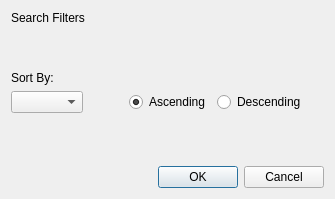
Before: the Qt Designer form src/forms/searchfilterdialog.ui in yunag/QLibraryManagementSystem, drawn with Qt 5.
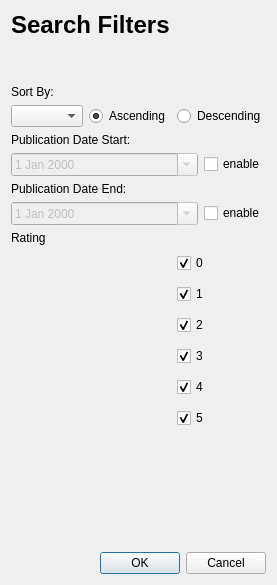
After: the same form once the commit is applied. Custom widgets are drawn as their Qt base class.

```diff
--- a/src/forms/searchfilterdialog.ui
+++ b/src/forms/searchfilterdialog.ui
@@ -6,8 +6,8 @@
    <rect>
     <x>0</x>
     <y>0</y>
-    <width>335</width>
-    <height>199</height>
+    <width>265</width>
+    <height>585</height>
    </rect>
   </property>
   <property name="windowTitle">
@@ -16,6 +16,12 @@
   <layout class="QVBoxLayout" name="verticalLayout">
    <item>
     <widget class="QLabel" name="searchFiltersLabel">
+     <property name="font">
+      <font>
+       <pointsize>18</pointsize>
+       <bold>true</bold>
+      </font>
+     </property>
      <property name="text">
       <string>Search Filters</string>
      </property>
@@ -27,7 +33,7 @@
       <enum>Qt::Vertical</enum>
      </property>
      <property name="sizeType">
-      <enum>QSizePolicy::Fixed</enum>
+      <enum>QSizePolicy::Maximum</enum>
      </property>
      <property name="sizeHint" stdset="0">
       <size>
@@ -45,7 +51,7 @@
     </widget>
    </item>
    <item>
-    <layout class="QHBoxLayout" name="horizontalLayout">
+    <layout class="QHBoxLayout" name="horizontalLayout" stretch="1,0,0">
      <item>
       <widget class="QComboBox" name="sortByComboBox">
        <property name="sizePolicy">
@@ -56,22 +62,6 @@
        </property>
       </widget>
      </item>
-     <item>
-      <spacer name="horizontalSpacer">
-       <property name="orientation">
-        <enum>Qt::Horizontal</enum>
-       </property>
-       <property name="sizeType">
-        <enum>QSizePolicy::Minimum</enum>
-       </property>
-       <property name="sizeHint" stdset="0">
-        <size>
-         <width>40</width>
-         <height>20</height>
-        </size>
-       </property>
-      </spacer>
-     </item>
      <item>
       <widget class="QRadioButton" name="ascRadioButton">
        <property name="sizePolicy">
@@ -104,15 +94,227 @@
        </property>
       </widget>
      </item>
+    </layout>
+   </item>
+   <item>
+    <widget class="QLabel" name="label">
+     <property name="text">
+      <string>Publication Date Start:</string>
+     </property>
+    </widget>
+   </item>
+   <item>
+    <layout class="QHBoxLayout" name="horizontalLayout_2" stretch="1,0">
      <item>
+      <widget class="QDateEdit" name="publicationDateStart">
+       <property name="enabled">
+        <bool>false</bool>
+       </property>
+       <property name="buttonSymbols">
+        <enum>QAbstractSpinBox::NoButtons</enum>
+       </property>
+       <property name="calendarPopup">
+        <bool>true</bool>
+       </property>
+      </widget>
+     </item>
+     <item>
+      <widget class="QCheckBox" name="publicationDateStartCheckBox">
+       <property name="text">
+        <string>enable</string>
+       </property>
+       <property name="checked">
+        <bool>false</bool>
+       </property>
+      </widget>
+     </item>
+    </layout>
+   </item>
+   <item>
+    <widget class="QLabel" name="label_2">
+     <property name="text">
+      <string>Publication Date End:</string>
+     </property>
+    </widget>
+   </item>
+   <item>
+    <layout class="QHBoxLayout" name="horizontalLayout_3" stretch="1,0">
+     <property name="spacing">
+      <number>6</number>
+     </property>
+     <item>
+      <widget class="QDateEdit" name="publicationDateEnd">
+       <property name="enabled">
+        <bool>false</bool>
+       </property>
+       <property name="calendarPopup">
+        <bool>true</bool>
+       </property>
+      </widget>
+     </item>
+     <item>
+      <widget class="QCheckBox" name="publicationDateEndCheckBox">
+       <property name="text">
+        <string>enable</string>
+       </property>
+      </widget>
+     </item>
+    </layout>
+   </item>
+   <item>
+    <widget class="QLabel" name="label_3">
+     <property name="text">
+      <string>Rating</string>
+     </property>
+    </widget>
+   </item>
+   <item>
+    <layout class="QGridLayout" name="gridLayout" columnstretch="0,0,0,0">
+     <property name="horizontalSpacing">
+      <number>8</number>
+     </property>
+     <item row="1" column="1" alignment="Qt::AlignRight">
+      <widget class="KRatingWidget" name="rating1" native="true">
+       <property name="minimumSize">
+        <size>
+         <width>100</width>
+         <height>25</height>
+        </size>
+       </property>
+      </widget>
+     </item>
+     <item row="5" column="2">
+      <widget class="QCheckBox" name="rating5_checkBox">
+       <property name="text">
+        <string>5</string>
+       </property>
+       <property name="checked">
+        <bool>true</bool>
+       </property>
+      </widget>
+     </item>
+     <item row="1" column="2">
+      <widget class="QCheckBox" name="rating1_checkBox">
+       <property name="text">
+        <string>1</string>
+       </property>
+       <property name="checked">
+        <bool>true</bool>
+       </property>
+      </widget>
+     </item>
+     <item row="3" column="2">
+      <widget class="QCheckBox" name="rating3_checkBox">
+       <property name="text">
+        <string>3</string>
+       </property>
+       <property name="checked">
+        <bool>true</bool>
+       </property>
+      </widget>
+     </item>
+     <item row="4" column="2">
+      <widget class="QCheckBox" name="rating4_checkBox">
+       <property name="text">
+        <string>4</string>
+       </property>
+       <property name="checked">
+        <bool>true</bool>
+       </property>
+      </widget>
+     </item>
+     <item row="3" column="1" alignment="Qt::AlignRight">
+      <widget class="KRatingWidget" name="rating3" native="true">
+       <property name="minimumSize">
+        <size>
+         <width>100</width>
+         <height>25</height>
+        </size>
+       </property>
+      </widget>
+     </item>
+     <item row="2" column="1" alignment="Qt::AlignRight">
+      <widget class="KRatingWidget" name="rating2" native="true">
+       <property name="minimumSize">
+        <size>
+         <width>100</width>
+         <height>25</height>
+        </size>
+       </property>
+      </widget>
+     </item>
+     <item row="2" column="2">
+      <widget class="QCheckBox" name="rating2_checkBox">
+       <property name="text">
+        <string>2</string>
+       </property>
+       <property name="checked">
+        <bool>true</bool>
+       </property>
+      </widget>
+     </item>
+     <item row="0" column="1" alignment="Qt::AlignRight">
+      <widget class="KRatingWidget" name="rating0" native="true">
+       <property name="minimumSize">
+        <size>
+         <width>100</width>
+         <height>25</height>
+        </size>
+       </property>
+      </widget>
+     </item>
+     <item row="4" column="1" alignment="Qt::AlignRight">
+      <widget class="KRatingWidget" name="rating4" native="true">
+       <property name="minimumSize">
+        <size>
+         <width>100</width>
+         <height>25</height>
+        </size>
+       </property>
+      </widget>
+     </item>
+     <item row="0" column="2">
+      <widget class="QCheckBox" name="rating0_checkBox">
+       <property name="text">
+        <string>0</string>
+       </property>
+       <property name="checked">
+        <bool>true</bool>
+       </property>
+      </widget>
+     </item>
+     <item row="0" column="0">
+      <spacer name="horizontalSpacer">
+       <property name="orientation">
+        <enum>Qt::Horizontal</enum>
+       </property>
+       <property name="sizeHint" stdset="0">
+        <size>
+         <width>0</width>
+         <height>10</height>
+        </size>
+       </property>
+      </spacer>
+     </item>
+     <item row="5" column="1" alignment="Qt::AlignRight">
+      <widget class="KRatingWidget" name="rating5" native="true">
+       <property name="minimumSize">
+        <size>
+         <width>100</width>
+         <height>25</height>
+        </size>
+       </property>
+      </widget>
+     </item>
+     <item row="0" column="3">
       <spacer name="horizontalSpacer_2">
        <property name="orientation">
         <enum>Qt::Horizontal</enum>
        </property>
        <property name="sizeHint" stdset="0">
         <size>
-         <width>40</width>
-         <height>20</height>
+         <width>0</width>
+         <height>10</height>
         </size>
        </property>
       </spacer>
@@ -144,6 +346,14 @@
    </item>
   </layout>
  </widget>
+ <customwidgets>
+  <customwidget>
+   <class>KRatingWidget</class>
+   <extends>QWidget</extends>
+   <header>kratingwidget.h</header>
+   <container>1</container>
+  </customwidget>
+ </customwidgets>
  <resources/>
  <connections>
   <connection>
```
